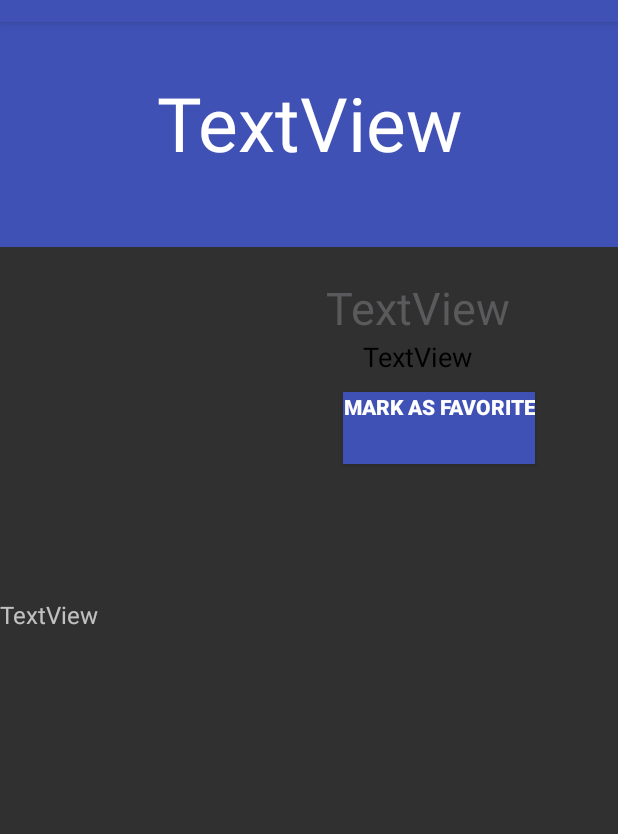
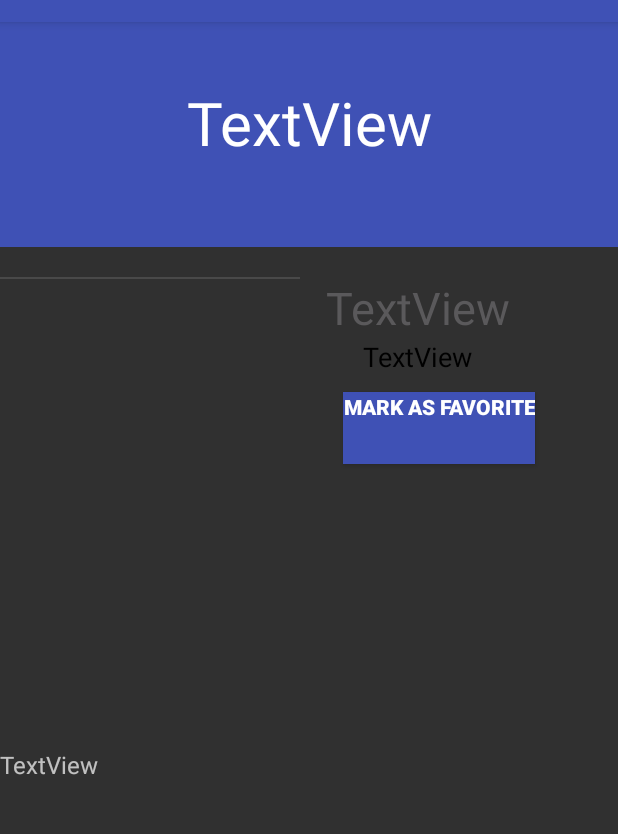
Before and after one commit to rscavalcanti/udacity_android_nanodegree_p1, an Android app: the fragment MovieDetailsActivityFragment shown on its own in the app's theme, on a phone screen of 412 x 824 dp, the part 62-896 px from its top. Run offline under Robolectric (Android 15) with nearby library versions, the phone set to English and light mode, and no system bars; our stand-ins replace ButterKnife, Picasso; network calls fail; pictures from the network do not load; 6 statements that could not run were skipped.

Commit message:
Refactor and enhancements from code review

```diff
--- a/app/src/main/java/com/example/android/popularmovies/app/MainActivityFragment.java
+++ b/app/src/main/java/com/example/android/popularmovies/app/MainActivityFragment.java
@@ -83,6 +83,8 @@ public class MainActivityFragment extends Fragment implements OnTaskCompleted {
                     for (Movies popularMovie : result) {
                         mMoviesAdapter.add(popularMovie);
                     }
+                }else{
+                    createToastMessage(R.string.msg_something_went_wrong);
                 }
             }
         });
--- a/app/src/main/java/com/example/android/popularmovies/app/MovieDetailsActivityFragment.java
+++ b/app/src/main/java/com/example/android/popularmovies/app/MovieDetailsActivityFragment.java
@@ -12,9 +12,20 @@ import android.widget.TextView;
 
 import java.util.ArrayList;
 
+import butterknife.BindView;
+import butterknife.ButterKnife;
+import butterknife.Unbinder;
+
 public class MovieDetailsActivityFragment extends Fragment {
     private Movies mMovies;
     private ArrayAdapter<Movies> mPopularMoviesAdapter;
+
+    @BindView(R.id.textView_title) TextView title;
+    @BindView(R.id.textView_year) TextView year;
+    @BindView(R.id.textView_user_rating) TextView userRating;
+    @BindView(R.id.textView_overview) TextView overview;
+
+    private Unbinder unbinder;
 
     public MovieDetailsActivityFragment() {
     }
@@ -36,10 +47,7 @@ public class MovieDetailsActivityFragment extends Fragment {
             ListView listView = (ListView) rootView.findViewById(R.id.movie_list);
             listView.setAdapter(mPopularMoviesAdapter);
 
-            TextView title = (TextView) rootView.findViewById(R.id.textView_title);
-            TextView year = (TextView) rootView.findViewById(R.id.textView_year);
-            TextView userRating = (TextView) rootView.findViewById(R.id.textView_user_rating);
-            TextView overview = (TextView) rootView.findViewById(R.id.textView_overview);
+            unbinder = ButterKnife.bind(this, rootView);
 
             title.setText(mMovies.title);
             year.setText(mMovies.releaseDate.substring(0,4));
--- a/app/src/main/java/com/example/android/popularmovies/app/MoviesAdapter.java
+++ b/app/src/main/java/com/example/android/popularmovies/app/MoviesAdapter.java
@@ -16,21 +16,26 @@ import java.util.List;
  */
 
 public class MoviesAdapter extends ArrayAdapter<Movies> {
+    private ViewHolder holder;
+
     public MoviesAdapter(Context context, List<Movies> movies) {
         super(context, 0, movies);
     }
 
     @Override
     public View getView(int position, View convertView, ViewGroup parent) {
-        Movies popularMovie = getItem(position);
 
         if (convertView == null) {
-            convertView = LayoutInflater.from(getContext()).inflate(
-                    R.layout.movies_item, parent, false);
+            convertView = LayoutInflater.from(getContext()).inflate(R.layout.movies_item, parent, false);
+            holder = new ViewHolder();
+            holder.iconView = (ImageView) convertView.findViewById(R.id.movie_image);
+            convertView.setTag(holder);
+        }else{
+            holder = (ViewHolder) convertView.getTag();
         }
 
-        ImageView iconView = (ImageView) convertView.findViewById(R.id.movie_image);
-        Picasso.with(getContext()).load(popularMovie.url).into(iconView);
+        Movies popularMovie = getItem(position);
+        Picasso.with(getContext()).load(popularMovie.url).into(holder.iconView);
 
         return convertView;
     }
--- /dev/null
+++ b/app/src/main/java/com/example/android/popularmovies/app/ViewHolder.java
@@ -0,0 +1,11 @@
+package com.example.android.popularmovies.app;
+
+import android.widget.ImageView;
+
+/**
+ * Created by EXToliveir on 17/12/2016.
+ */
+
+public class ViewHolder {
+    ImageView iconView;
+}
--- a/app/src/main/res/layout/fragment_movie_details.xml
+++ b/app/src/main/res/layout/fragment_movie_details.xml
@@ -1,3 +1,7 @@
+<ScrollView xmlns:android="http://schemas.android.com/apk/res/android"
+    android:layout_width="match_parent"
+    android:layout_height="match_parent">
+
 <RelativeLayout xmlns:tools="http://schemas.android.com/tools"
     android:layout_width="match_parent"
     android:layout_height="match_parent"
@@ -12,7 +16,7 @@
         android:id="@+id/textView_title"
         android:textAlignment="center"
         android:textColor="@android:color/background_light"
-        android:textSize="50sp"
+        android:textSize="40sp"
         android:background="@color/colorPrimary"
         android:layout_alignParentTop="true"
         android:layout_alignParentLeft="true"
@@ -27,7 +31,7 @@
     <ListView
         android:id="@+id/movie_list"
         android:layout_width="200dp"
-        android:layout_height="200dp"
+        android:layout_height="300dp"
         android:layout_below="@+id/textView_title"
         android:layout_alignParentLeft="true"
         android:layout_alignParentStart="true"
@@ -35,9 +39,10 @@
 
     <TextView
         android:text="TextView"
-        android:layout_width="200dp"
         android:id="@+id/textView_overview"
-        android:layout_height="100dp"
+        android:layout_width="wrap_content"
+        android:layout_height="match_parent"
+        android:scrollbars = "vertical"
         android:textSize="16sp"
         android:layout_marginTop="14dp"
         android:layout_below="@+id/movie_list"
@@ -91,3 +96,4 @@
 
 
 </RelativeLayout>
+</ScrollView>
--- a/app/src/main/res/layout/movies_item.xml
+++ b/app/src/main/res/layout/movies_item.xml
@@ -2,8 +2,9 @@
 <FrameLayout xmlns:android="http://schemas.android.com/apk/res/android"
     android:layout_width="match_parent" android:layout_height="match_parent">
     <ImageView
-        android:layout_width="200dp"
-        android:layout_height="200dp"
-        android:scaleType="centerCrop"
-        android:id="@+id/movie_image"/>
+        android:id="@+id/movie_image"
+        android:layout_width="match_parent"
+        android:layout_height="wrap_content"
+        android:adjustViewBounds="true"
+        android:scaleType="centerCrop" />
 </FrameLayout>
--- a/app/src/main/res/values/strings.xml
+++ b/app/src/main/res/values/strings.xml
@@ -13,4 +13,5 @@
     <string name="pref_movies_default" translatable="true">popular</string>
 
     <string name="msg_internet_connection" translatable="true">Please check your internet connection."</string>
+    <string name="msg_something_went_wrong" translatable="true">Something went wrong, please check your internet connection and try again!"</string>
 </resources>
```
Also changed, not shown: app/build.gradle (+10 -4 lines).
